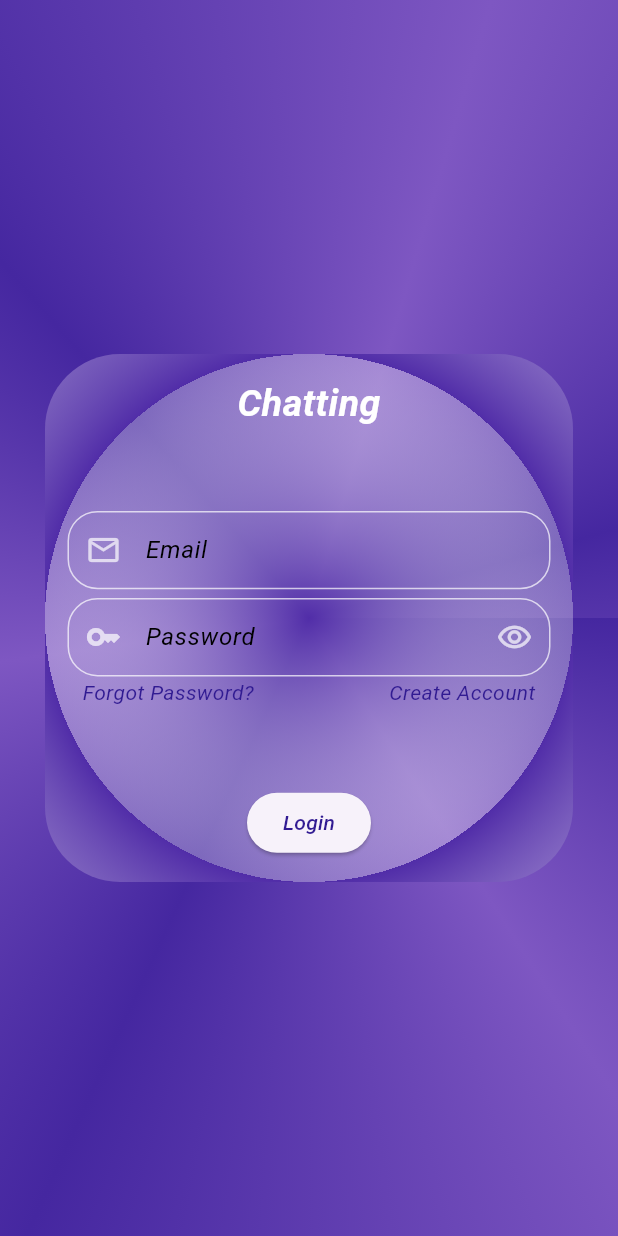
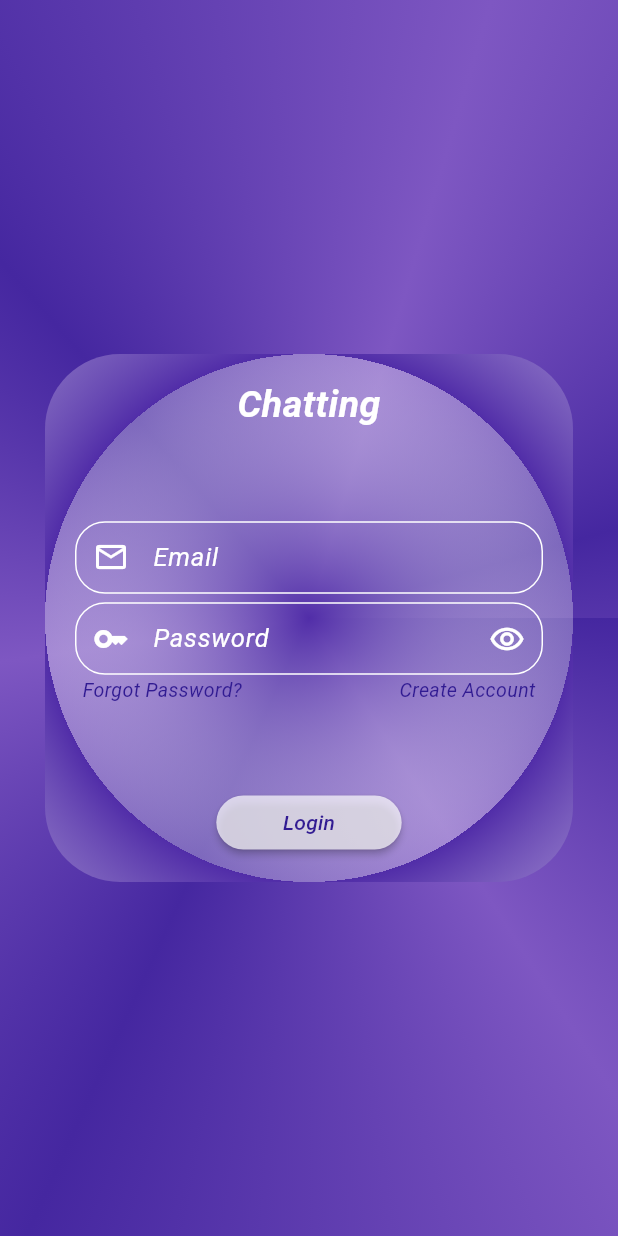
Before and after one commit to cemguven4108/Chatting, a Flutter app: the screen it shows after launch, on a phone screen of 412 x 824 dp. Run offline on Flutter 3.47's test engine with Material 3 defaults, Android fonts, the phone set to English and light mode, and no system bars; our stand-ins replace cloud_firestore, firebase_auth, firebase_core, firebase_storage, image_picker; accounts and stored records are empty.

```diff
--- a/lib/pages/auth/login/login_container.dart
+++ b/lib/pages/auth/auth_background.dart
@@ -1,7 +1,7 @@
 import 'package:flutter/material.dart';
 
-class LoginContainer extends StatelessWidget {
-  const LoginContainer({
+class AuthBackground extends StatelessWidget {
+  const AuthBackground({
     Key? key,
     this.child,
   }) : super(key: key);
--- a/lib/pages/auth/auth_form_button.dart
+++ b/lib/pages/auth/auth_form_button.dart
@@ -11,13 +11,16 @@ class AuthFormButton extends StatelessWidget {
 
   @override
   Widget build(BuildContext context) {
-    return Flexible(
-      child: ElevatedButton(
-        onPressed: () {},
-        child: Text(
-          label,
-          style: ThemeGenerator.of(context).textTheme!.labelLarge,
-        ),
+    final size = MediaQuery.of(context).size;
+
+    return MaterialButton(
+      onPressed: () {},
+      color: Colors.white70,
+      shape: const StadiumBorder(),
+      minWidth: size.width * 0.3,
+      child: Text(
+        label,
+        style: ThemeGenerator.of(context).textTheme!.labelLarge,
       ),
     );
   }
--- a/lib/pages/auth/login/login_form_container.dart
+++ b/lib/pages/auth/auth_form_container.dart
@@ -1,11 +1,13 @@
 import 'package:flutter/material.dart';
 
-class LoginFormContainer extends StatelessWidget {
-  const LoginFormContainer({
+class AuthFormContainer extends StatelessWidget {
+  const AuthFormContainer({
     Key? key,
     this.child,
+    this.radius,
   }) : super(key: key);
 
+  final double? radius;
   final Widget? child;
 
   @override
@@ -17,6 +19,7 @@ class LoginFormContainer extends StatelessWidget {
         borderRadius: BorderRadius.circular(50),
         gradient: RadialGradient(
           tileMode: TileMode.repeated,
+          radius: radius ?? 0.5,
           colors: [
             Colors.deepPurple.shade700,
             Colors.white30,
--- a/lib/pages/auth/auth_form_field.dart
+++ b/lib/pages/auth/auth_form_field.dart
@@ -35,7 +35,8 @@ class _AuthFormFieldState extends State<AuthFormField> {
 
   @override
   Widget build(BuildContext context) {
-    return Flexible(
+    return Container(
+      margin: const EdgeInsets.only(top: 5, left: 5, right: 5),
       child: TextFormField(
         obscureText: isVisible,
         validator: widget.validator,
@@ -51,11 +52,9 @@ class _AuthFormFieldState extends State<AuthFormField> {
               ThemeGenerator.of(context).inputDecorationTheme!.prefixIconColor,
           suffixIconColor:
               ThemeGenerator.of(context).inputDecorationTheme!.suffixIconColor,
-          labelStyle: ThemeGenerator.of(context).textTheme!.labelMedium,
-          prefixIcon: Icon(
-            widget.icon,
-          ),
+          labelStyle: ThemeGenerator.of(context).textTheme!.bodyLarge,
           label: Text(widget.label),
+          prefixIcon: Icon(widget.icon),
           suffixIcon: buildPasswordField(),
         ),
       ),
--- a/lib/pages/auth/login/login_page.dart
+++ b/lib/pages/auth/login/login_page.dart
@@ -2,8 +2,8 @@ import 'package:chatting_app/constants/auth/login/login_text_constants.dart';
 import 'package:chatting_app/constants/auth/login/login_widget_constants.dart';
 import 'package:chatting_app/pages/auth/auth_form_button.dart';
 import 'package:chatting_app/pages/auth/auth_form_field.dart';
-import 'package:chatting_app/pages/auth/login/login_container.dart';
-import 'package:chatting_app/pages/auth/login/login_form_container.dart';
+import 'package:chatting_app/pages/auth/auth_background.dart';
+import 'package:chatting_app/pages/auth/auth_form_container.dart';
 import 'package:chatting_app/pages/auth/recovery/recovery_page.dart';
 import 'package:chatting_app/pages/auth/register/register_page.dart';
 import 'package:chatting_app/utils/theme/theme_generator.dart';
@@ -16,16 +16,15 @@ class LoginPage extends StatelessWidget {
 
   @override
   Widget build(BuildContext context) {
-    final formKey = GlobalKey<FormState>();
+    //final formKey = GlobalKey<FormState>();
 
     return Scaffold(
-      body: LoginContainer(
+      body: AuthBackground(
         child: Center(
           child: AspectRatio(
             aspectRatio: 1 / 1,
-            child: LoginFormContainer(
+            child: AuthFormContainer(
               child: Form(
-                key: formKey,
                 child: buildFormChildren(context),
               ),
             ),
@@ -44,20 +43,25 @@ class LoginPage extends StatelessWidget {
           style: ThemeGenerator.of(context).textTheme!.titleLarge,
         ),
         const Spacer(),
-        const AuthFormField(
+        const Flexible(
+          child: AuthFormField(
             label: formFieldEmail,
             icon: formFieldIconEmail,
           ),
-        const SizedBox(height: 5),
-        const AuthFormField(
+        ),
+        const Flexible(
+          child: AuthFormField(
             label: formFieldPassword,
             icon: formFieldIconPassword,
             isPassword: true,
           ),
+        ),
         buildNavigationButtons(context),
         const Spacer(),
-        const AuthFormButton(
+        const Flexible(
+          child: AuthFormButton(
             label: buttonTitle,
+          ),
         ),
       ],
     );
@@ -79,10 +83,7 @@ class LoginPage extends StatelessWidget {
             },
             child: Text(
               gestureForgotTitle,
-              style: TextStyle(
-                color: Colors.deepPurple.shade900,
-                fontStyle: FontStyle.italic,
-              ),
+              style: ThemeGenerator.of(context).textTheme!.labelMedium,
             ),
           ),
           GestureDetector(
@@ -95,10 +96,7 @@ class LoginPage extends StatelessWidget {
             },
             child: Text(
               gestureRegisterTitle,
-              style: TextStyle(
-                color: Colors.deepPurple.shade900,
-                fontStyle: FontStyle.italic,
-              ),
+              style: ThemeGenerator.of(context).textTheme!.labelMedium,
             ),
           ),
         ],
--- /dev/null
+++ b/lib/utils/theme/android_colors.dart
@@ -0,0 +1,3 @@
+class AndroidColors {
+
+}
--- a/lib/utils/theme/android_theme.dart
+++ b/lib/utils/theme/android_theme.dart
@@ -10,16 +10,12 @@ class AndroidTheme extends CustomTheme {
   factory AndroidTheme.light() {
     return AndroidTheme(
       textTheme: customTextTheme(
-        AndroidColors.bigTextLight,
+        mainColor: Colors.white,
+        secondaryColor: Colors.deepPurple.shade900,
       ),
       inputDecorationTheme: inputDecorationTheme(
-        borderSideColor: AndroidColors.inputDecorationBorderSideLight,
-        enabledBorderSideColor:
-            AndroidColors.inputDecorationEnabledBorderSideLight,
-        errorBorderSideColor: AndroidColors.inputDecorationErrorBorderSideLight,
-        prefixIconColor: AndroidColors.inputDecorationPrefixIconLight,
-        suffixIconColor: AndroidColors.inputDecorationSuffixIconLight,
-        labelColor: AndroidColors.bigTextLight,
+        mainColor: Colors.white,
+        errorColor: Colors.red,
       ),
     );
   }
@@ -27,71 +23,49 @@ class AndroidTheme extends CustomTheme {
   factory AndroidTheme.dark() {
     return AndroidTheme(
       textTheme: customTextTheme(
-        AndroidColors.bigTextDark,
+        mainColor: Colors.black,
+        secondaryColor: Colors.deepPurple.shade900,
       ),
       inputDecorationTheme: inputDecorationTheme(
-        borderSideColor: AndroidColors.inputDecorationBorderSideDark,
-        enabledBorderSideColor:
-            AndroidColors.inputDecorationEnabledBorderSideDark,
-        errorBorderSideColor: AndroidColors.inputDecorationErrorBorderSideDark,
-        prefixIconColor: AndroidColors.inputDecorationPrefixIconDark,
-        suffixIconColor: AndroidColors.inputDecorationSuffixIconDark,
-        labelColor: AndroidColors.bigTextDark,
+        mainColor: Colors.black,
+        errorColor: Colors.red,
       ),
     );
   }
 }
 
-class AndroidColors {
-  // Text - Light
-  static const bigTextLight = Colors.white;
-
-  // Text - Dark
-  static const bigTextDark = Colors.black;
-
-  // Input Decoration - Light
-  static const inputDecorationBorderSideLight = Colors.white70;
-  static const inputDecorationEnabledBorderSideLight = Colors.white70;
-  static const inputDecorationErrorBorderSideLight = Colors.red;
-  static const inputDecorationPrefixIconLight = Colors.white70;
-  static const inputDecorationSuffixIconLight = Colors.white70;
-
-  // Input Decoration - Dark
-  static const inputDecorationBorderSideDark = Colors.black87;
-  static const inputDecorationEnabledBorderSideDark = Colors.black87;
-  static const inputDecorationErrorBorderSideDark = Colors.red;
-  static const inputDecorationPrefixIconDark = Colors.black87;
-  static const inputDecorationSuffixIconDark = Colors.black87;
-}
-
-TextTheme customTextTheme(Color color) {
+TextTheme customTextTheme({
+  required Color mainColor,
+  required Color secondaryColor,
+}) {
   return TextTheme(
       titleLarge: TextStyle(
-      color: color,
+        color: mainColor,
         fontSize: 25,
         fontStyle: FontStyle.italic,
         fontWeight: FontWeight.bold,
       ),
+      bodyLarge: TextStyle(
+        color: mainColor,
+        fontSize: 17,
+        fontStyle: FontStyle.italic,
+        fontWeight: FontWeight.w400,
+      ),
       labelLarge: TextStyle(
-      color: Colors.deepPurple.shade900,
+        color: secondaryColor,
         fontSize: 14,
         fontStyle: FontStyle.italic,
       ),
       labelMedium: TextStyle(
-      color: Colors.black,
-      fontSize: 16,
+        color: secondaryColor,
+        fontSize: 13,
         fontStyle: FontStyle.italic,
-    )
-  );
+      ));
 }
 
 InputDecoration inputDecorationTheme({
-  required Color borderSideColor,
-  required Color enabledBorderSideColor,
-  required Color errorBorderSideColor,
-  required Color prefixIconColor,
-  required Color suffixIconColor,
-  required Color labelColor,
+  required Color mainColor,
+  required Color errorColor,
 }) {
   return InputDecoration(
     border: OutlineInputBorder(
@@ -99,7 +73,7 @@ InputDecoration inputDecorationTheme({
         Radius.circular(20),
       ),
       borderSide: BorderSide(
-        color: borderSideColor,
+        color: mainColor,
       ),
     ),
     enabledBorder: OutlineInputBorder(
@@ -107,7 +81,7 @@ InputDecoration inputDecorationTheme({
         Radius.circular(20),
       ),
       borderSide: BorderSide(
-        color: enabledBorderSideColor,
+        color: mainColor,
       ),
     ),
     errorBorder: OutlineInputBorder(
@@ -115,11 +89,10 @@ InputDecoration inputDecorationTheme({
         Radius.circular(20),
       ),
       borderSide: BorderSide(
-        color: errorBorderSideColor,
+        color: errorColor,
       ),
     ),
-    prefixIconColor: prefixIconColor,
-    suffixIconColor: suffixIconColor,
-    labelStyle: customTextTheme(labelColor).labelMedium,
+    prefixIconColor: mainColor,
+    suffixIconColor: mainColor,
   );
 }
```
Also changed, not shown: lib/pages/auth/register/register_page.dart (+53 -1 lines). Lines whose indentation alone changed are shown as unchanged.
